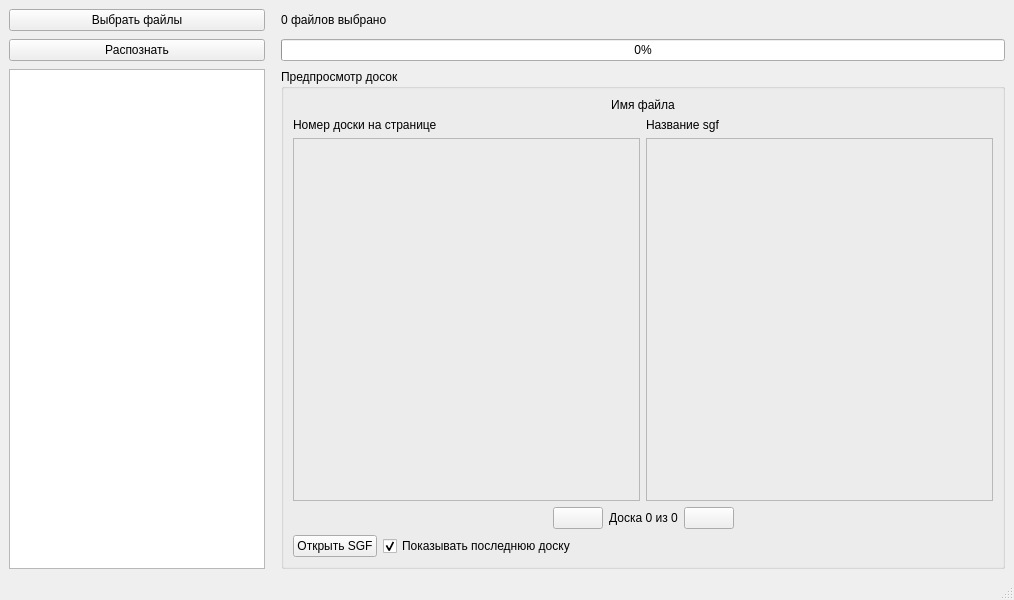
Before: the Qt Designer form src/godr/frontend/ui/window.ui in gle8098/diagram-recognition, drawn with Qt 5.
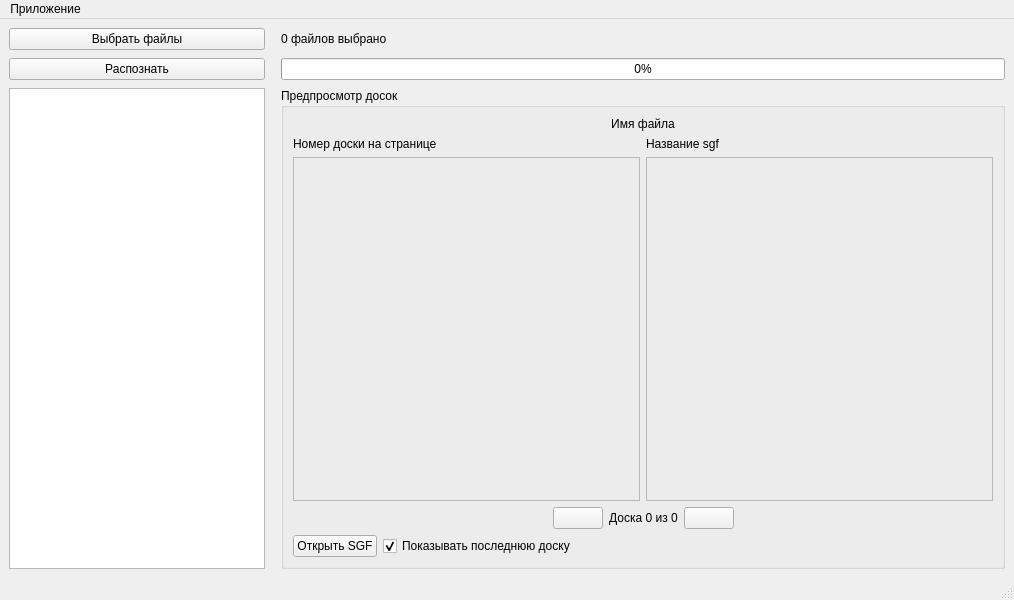
After: the same form once the commit is applied.

Commit message: GODR-72 GODR-66 Add menu bar with sgf joiner and authors

```diff
--- a/src/godr/frontend/ui/window.ui
+++ b/src/godr/frontend/ui/window.ui
@@ -279,6 +279,34 @@
    </layout>
   </widget>
   <widget class="QStatusBar" name="statusbar"/>
+  <widget class="QMenuBar" name="menuBar">
+   <property name="geometry">
+    <rect>
+     <x>0</x>
+     <y>0</y>
+     <width>1014</width>
+     <height>29</height>
+    </rect>
+   </property>
+   <widget class="QMenu" name="menu">
+    <property name="title">
+     <string>Приложение</string>
+    </property>
+    <addaction name="action_SGF"/>
+    <addaction name="action_about"/>
+   </widget>
+   <addaction name="menu"/>
+  </widget>
+  <action name="action_SGF">
+   <property name="text">
+    <string>Слияние SGF файлов</string>
+   </property>
+  </action>
+  <action name="action_about">
+   <property name="text">
+    <string>О программе</string>
+   </property>
+  </action>
  </widget>
  <resources/>
  <connections>
```
Left out of the diff: 37 changed lines with no effect on the pictures. The commit also changes 4 other files.
